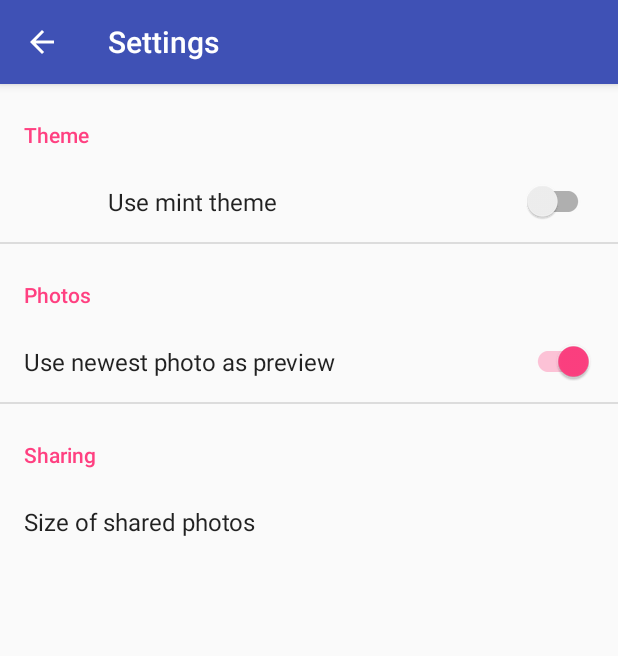
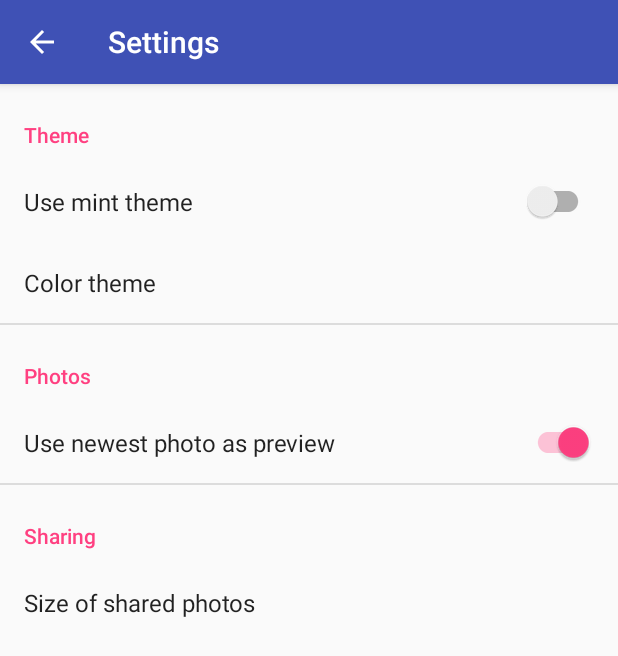
Before and after one commit to mthaler/knittings, an Android app: the SettingsFragment screen opened directly, with no data from a screen before it, on a phone screen of 412 x 824 dp. Shown: the top 656 px of the screen. Run offline under Robolectric (Android 15) with nearby library versions, the phone set to English and light mode, and no system bars; our stand-ins replace androidx.preference; libraries missing offline, so code that uses them is left out: petrov.kristiyan.colorpicker.

Commit message:
ColorPreference now shows color dialog.

```diff
--- a/app/src/main/res/xml/app_preferences.xml
+++ b/app/src/main/res/xml/app_preferences.xml
@@ -11,7 +11,13 @@
             android:title="Use mint theme"
             android:layout_width="match_parent"
             android:layout_height="wrap_content"
-            android:key="@string/key_mint_theme"/>
+            android:key="@string/key_mint_theme"
+            app:iconSpaceReserved="false"/>
+        <com.mthaler.knittings.settings.ColorPreference
+            android:title="Color theme"
+            android:defaultValue="#FF0000"
+            android:key="theme"
+            app:iconSpaceReserved="false"/>
     </androidx.preference.PreferenceCategory>
     <androidx.preference.PreferenceCategory
         android:title="@string/pref_header_photos"
```
Also changed, not shown: app/src/main/kotlin/com/mthaler/knittings/settings/ColorPreference.java (+18 -0 lines).
